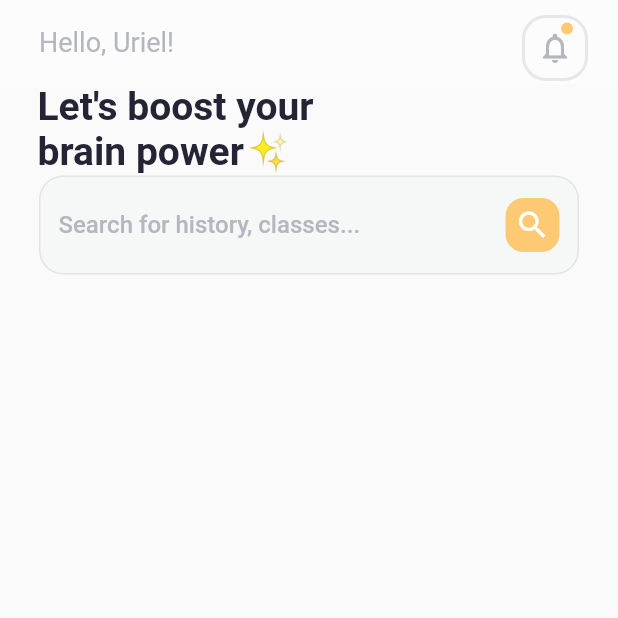
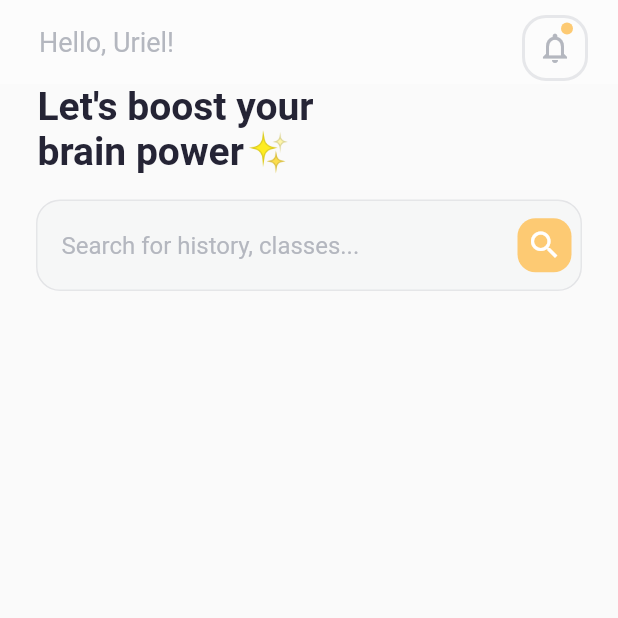
Before and after one commit to urielexis64/flutter_course_app, a Flutter app: the screen it shows after launch, on a phone screen of 412 x 824 dp, the top half of it. Run offline on Flutter 3.47's test engine with Material 2 defaults, Android fonts, the phone set to English and light mode, and no system bars.

Commit message:
refactor search bar

```diff
--- a/lib/screens/home/widget/search_bar.dart
+++ b/lib/screens/home/widget/search_bar.dart
@@ -7,39 +7,34 @@ class SearchBar extends StatelessWidget {
   @override
   Widget build(BuildContext context) {
     return Container(
-      margin: const EdgeInsets.symmetric(horizontal: 26),
+        margin: EdgeInsets.symmetric(horizontal: 24, vertical: 16),
+        clipBehavior: Clip.antiAlias,
         decoration: BoxDecoration(
-        color: kFontLight.withOpacity(0.05),
+          border: Border.all(color: kFontLight.withOpacity(0.3), width: 1),
           borderRadius: BorderRadius.circular(16),
-        border: Border.all(color: kFontLight.withOpacity(0.3), width: 1),
         ),
-      child: Padding(
-        padding: const EdgeInsets.symmetric(horizontal: 12, vertical: 14),
-        child: Row(
-          mainAxisAlignment: MainAxisAlignment.spaceBetween,
-          children: [
-            Text(
-              'Search for history, classes...',
-              style: TextStyle(
-                color: kFontLight,
-                fontSize: 16,
-                fontWeight: FontWeight.w500,
-              ),
-            ),
-            Container(
-              padding: EdgeInsets.all(6),
+        child: TextField(
+            cursorColor: kFontLight,
+            decoration: InputDecoration(
+              suffixIcon: Padding(
+                padding: const EdgeInsets.all(6),
+                child: Container(
                     decoration: BoxDecoration(
+                      borderRadius: BorderRadius.circular(12),
                       color: kAccent,
-                borderRadius: BorderRadius.circular(12),
                     ),
                     child: Icon(
                       Icons.search,
                       color: Colors.white,
+                    )),
               ),
-            )
-          ],
-        ),
-      ),
-    );
+              fillColor: kFontLight.withOpacity(.05),
+              filled: true,
+              contentPadding:
+                  EdgeInsets.symmetric(horizontal: 16, vertical: 20),
+              border: InputBorder.none,
+              hintText: 'Search for history, classes...',
+              hintStyle: TextStyle(color: kFontLight),
+            )));
   }
 }
```
Lines whose indentation alone changed are shown as unchanged.
